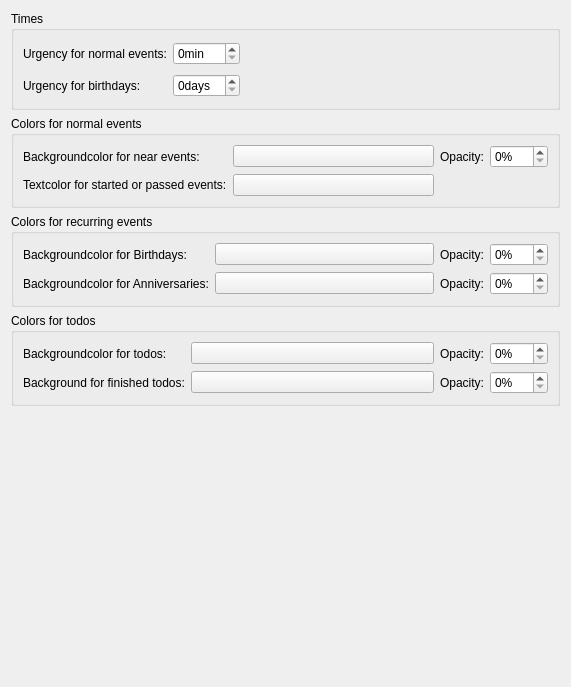
Qt form src/applet/eventappletcolorconfig.ui (KDE/plasmoid-eventlist) before a commit.
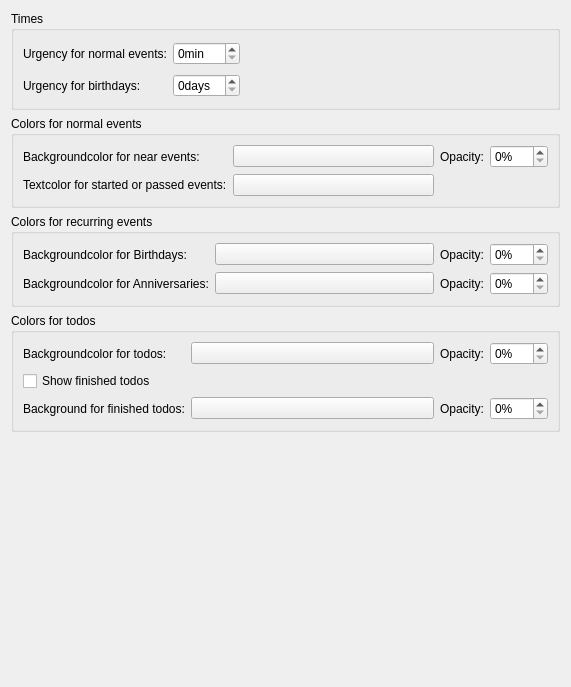
The same form after that commit. Custom widgets are drawn as their Qt base class.

Commit message: option to show/hide finished todos

Diff of the .ui file:
```diff
--- a/src/applet/eventappletcolorconfig.ui
+++ b/src/applet/eventappletcolorconfig.ui
@@ -266,23 +266,43 @@
        </widget>
       </item>
       <item row="1" column="0">
+       <widget class="QCheckBox" name="showFinishedTodos">
+        <property name="text">
+         <string>Show finished todos</string>
+        </property>
+       </widget>
+      </item>
+      <item row="1" column="1" colspan="3">
+       <spacer name="horizontalSpacer_2">
+        <property name="orientation">
+         <enum>Qt::Horizontal</enum>
+        </property>
+        <property name="sizeHint" stdset="0">
+         <size>
+          <width>371</width>
+          <height>20</height>
+         </size>
+        </property>
+       </spacer>
+      </item>
+      <item row="2" column="0">
        <widget class="QLabel" name="label_12">
         <property name="text">
          <string>Background for finished todos:</string>
         </property>
        </widget>
       </item>
-      <item row="1" column="1">
+      <item row="2" column="1">
        <widget class="KColorButton" name="finishedTodoButton"/>
       </item>
-      <item row="1" column="2">
+      <item row="2" column="2">
        <widget class="QLabel" name="label_13">
         <property name="text">
          <string>Opacity:</string>
         </property>
        </widget>
       </item>
-      <item row="1" column="3">
+      <item row="2" column="3">
        <widget class="KIntSpinBox" name="finishedTodoOpacity">
         <property name="suffix">
          <string>%</string>
```
The commit also changes 4 other files.
